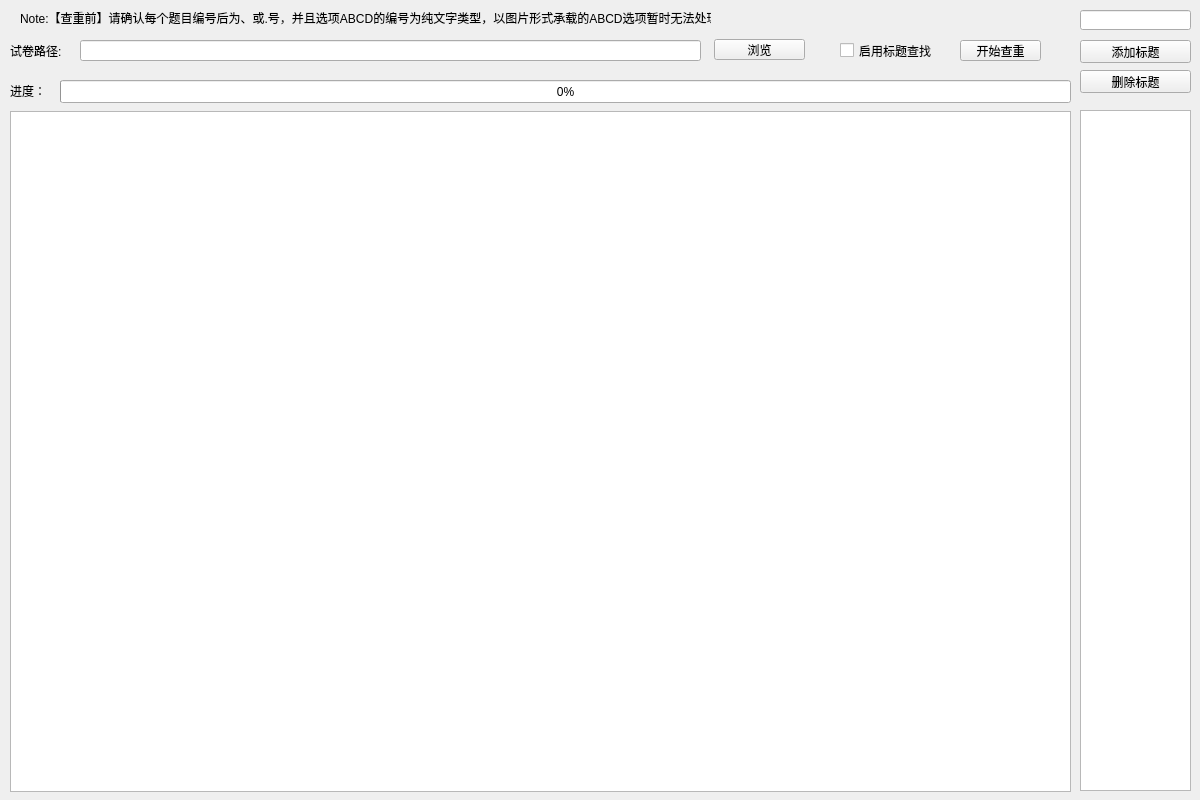
Before: the Qt Designer form Ui_MainWindow.ui in Sinowrt/checkDuplicate, drawn with Qt 5.
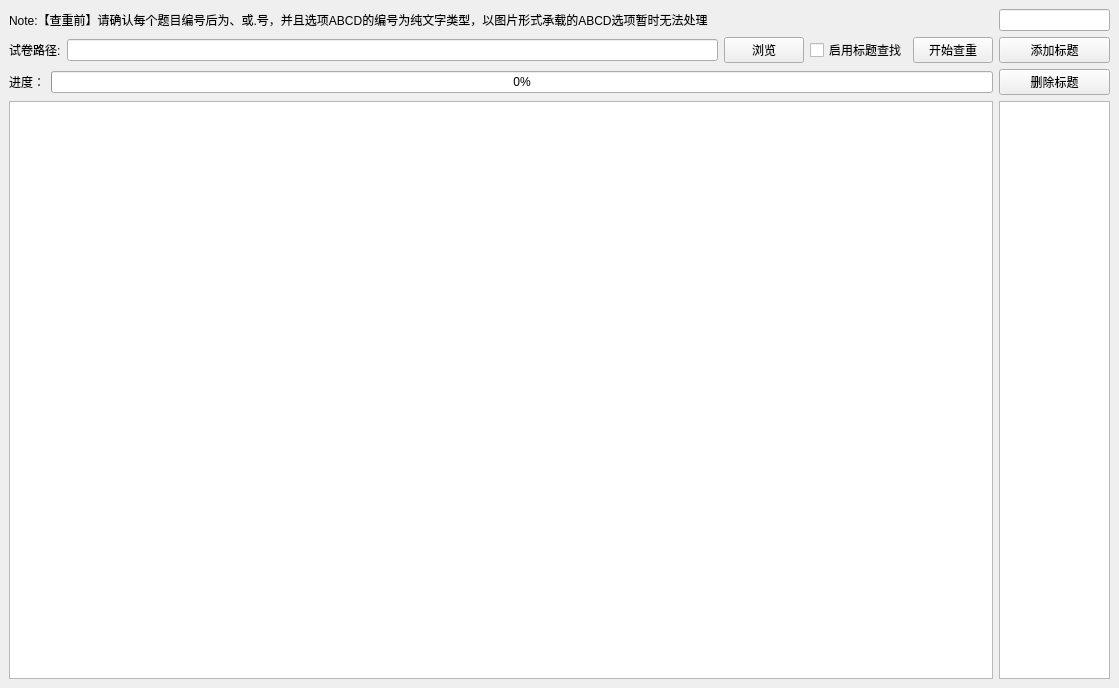
After: the same form once the commit is applied. Icons and pictures are not drawn.

Commit message: 新特性： 1.使能自由调整窗口大小 2.修复非标题查找时，未搜索到重复的题目时，不更新进度条

The edit to the form file:
```diff
--- a/Ui_MainWindow.ui
+++ b/Ui_MainWindow.ui
@@ -6,8 +6,8 @@
    <rect>
     <x>0</x>
     <y>0</y>
-    <width>1200</width>
-    <height>800</height>
+    <width>1094</width>
+    <height>688</height>
    </rect>
   </property>
   <property name="sizePolicy">
@@ -24,163 +24,133 @@
     <normaloff>C:/Users/Jacky/Pictures/20200401004730.jpg</normaloff>C:/Users/Jacky/Pictures/20200401004730.jpg</iconset>
   </property>
   <widget class="QWidget" name="centralwidget">
-   <widget class="QPushButton" name="browseButton">
-    <property name="geometry">
-     <rect>
-      <x>714</x>
-      <y>39</y>
-      <width>91</width>
-      <height>21</height>
-     </rect>
-    </property>
+   <layout class="QGridLayout" name="gridLayout">
+    <item row="0" column="0" colspan="3">
+     <widget class="QLabel" name="label_3">
     <property name="text">
-     <string>浏览</string>
-    </property>
-   </widget>
-   <widget class="QLineEdit" name="lineEdit">
-    <property name="geometry">
-     <rect>
-      <x>80</x>
-      <y>40</y>
-      <width>621</width>
-      <height>21</height>
-     </rect>
-    </property>
-   </widget>
+       <string>Note:【查重前】请确认每个题目编号后为、或.号，并且选项ABCD的编号为纯文字类型，以图片形式承载的ABCD选项暂时无法处理</string>
+      </property>
+     </widget>
+    </item>
+    <item row="0" column="6">
+     <widget class="QLineEdit" name="titleLineEdit">
+      <property name="minimumSize">
+       <size>
+        <width>111</width>
+        <height>0</height>
+       </size>
+      </property>
+      <property name="maximumSize">
+       <size>
+        <width>111</width>
+        <height>16777215</height>
+       </size>
+      </property>
+     </widget>
+    </item>
+    <item row="1" column="0" colspan="2">
    <widget class="QLabel" name="label">
-    <property name="geometry">
-     <rect>
-      <x>10</x>
-      <y>40</y>
-      <width>61</width>
-      <height>21</height>
-     </rect>
-    </property>
     <property name="text">
      <string>试卷路径:</string>
     </property>
    </widget>
+    </item>
+    <item row="1" column="2">
+     <widget class="QLineEdit" name="lineEdit"/>
+    </item>
+    <item row="1" column="3">
+     <widget class="QPushButton" name="browseButton">
+      <property name="text">
+       <string>浏览</string>
+      </property>
+     </widget>
+    </item>
+    <item row="1" column="4">
+     <widget class="QCheckBox" name="enableTitleCheckBox">
+      <property name="text">
+       <string>启用标题查找</string>
+      </property>
+     </widget>
+    </item>
+    <item row="1" column="5">
    <widget class="QPushButton" name="checkButton">
-    <property name="geometry">
-     <rect>
-      <x>960</x>
-      <y>40</y>
-      <width>81</width>
-      <height>21</height>
-     </rect>
-    </property>
     <property name="text">
      <string>开始查重</string>
     </property>
    </widget>
-   <widget class="QTextBrowser" name="textBrowser">
-    <property name="geometry">
-     <rect>
-      <x>10</x>
-      <y>111</y>
-      <width>1061</width>
-      <height>681</height>
-     </rect>
-    </property>
-   </widget>
+    </item>
+    <item row="1" column="6">
+     <widget class="QPushButton" name="addTitleBtn">
+      <property name="minimumSize">
+       <size>
+        <width>111</width>
+        <height>0</height>
+       </size>
+      </property>
+      <property name="maximumSize">
+       <size>
+        <width>111</width>
+        <height>16777215</height>
+       </size>
+      </property>
+      <property name="text">
+       <string>添加标题</string>
+      </property>
+     </widget>
+    </item>
+    <item row="2" column="0">
+     <widget class="QLabel" name="label_2">
+      <property name="text">
+       <string>进度：</string>
+      </property>
+     </widget>
+    </item>
+    <item row="2" column="1" colspan="5">
    <widget class="QProgressBar" name="progressBar">
-    <property name="geometry">
-     <rect>
-      <x>60</x>
-      <y>80</y>
-      <width>1011</width>
-      <height>23</height>
-     </rect>
-    </property>
     <property name="value">
      <number>0</number>
     </property>
    </widget>
-   <widget class="QLabel" name="label_2">
-    <property name="geometry">
-     <rect>
-      <x>10</x>
-      <y>80</y>
-      <width>41</width>
-      <height>21</height>
-     </rect>
-    </property>
-    <property name="text">
-     <string>进度：</string>
-    </property>
-   </widget>
-   <widget class="QLabel" name="label_3">
-    <property name="geometry">
-     <rect>
-      <x>20</x>
-      <y>10</y>
-      <width>691</width>
-      <height>16</height>
-     </rect>
-    </property>
-    <property name="text">
-     <string>Note:【查重前】请确认每个题目编号后为、或.号，并且选项ABCD的编号为纯文字类型，以图片形式承载的ABCD选项暂时无法处理</string>
-    </property>
-   </widget>
-   <widget class="QListView" name="titleListView">
-    <property name="geometry">
-     <rect>
-      <x>1080</x>
-      <y>110</y>
-      <width>111</width>
-      <height>681</height>
-     </rect>
-    </property>
-   </widget>
-   <widget class="QPushButton" name="addTitleBtn">
-    <property name="geometry">
-     <rect>
-      <x>1080</x>
-      <y>40</y>
-      <width>111</width>
-      <height>23</height>
-     </rect>
-    </property>
-    <property name="text">
-     <string>添加标题</string>
-    </property>
-   </widget>
+    </item>
+    <item row="2" column="6">
    <widget class="QPushButton" name="delTitleBtn">
-    <property name="geometry">
-     <rect>
-      <x>1080</x>
-      <y>70</y>
+      <property name="minimumSize">
+       <size>
       <width>111</width>
-      <height>23</height>
-     </rect>
+        <height>0</height>
+       </size>
+      </property>
+      <property name="maximumSize">
+       <size>
+        <width>111</width>
+        <height>16777215</height>
+       </size>
     </property>
     <property name="text">
      <string>删除标题</string>
     </property>
    </widget>
-   <widget class="QLineEdit" name="titleLineEdit">
-    <property name="geometry">
-     <rect>
-      <x>1080</x>
-      <y>10</y>
+    </item>
+    <item row="3" column="0" colspan="6">
+     <widget class="QTextBrowser" name="textBrowser"/>
+    </item>
+    <item row="3" column="6">
+     <widget class="QListView" name="titleListView">
+      <property name="minimumSize">
+       <size>
       <width>111</width>
-      <height>20</height>
-     </rect>
-    </property>
-   </widget>
-   <widget class="QCheckBox" name="enableTitleCheckBox">
-    <property name="geometry">
-     <rect>
-      <x>840</x>
-      <y>40</y>
-      <width>101</width>
-      <height>21</height>
-     </rect>
-    </property>
-    <property name="text">
-     <string>启用标题查找</string>
-    </property>
-   </widget>
+        <height>0</height>
+       </size>
+      </property>
+      <property name="maximumSize">
+       <size>
+        <width>111</width>
+        <height>16777215</height>
+       </size>
+      </property>
+     </widget>
+    </item>
+   </layout>
   </widget>
  </widget>
  <resources/>
```
Lines whose indentation alone changed are shown as unchanged. The commit also changes 3 other files.
